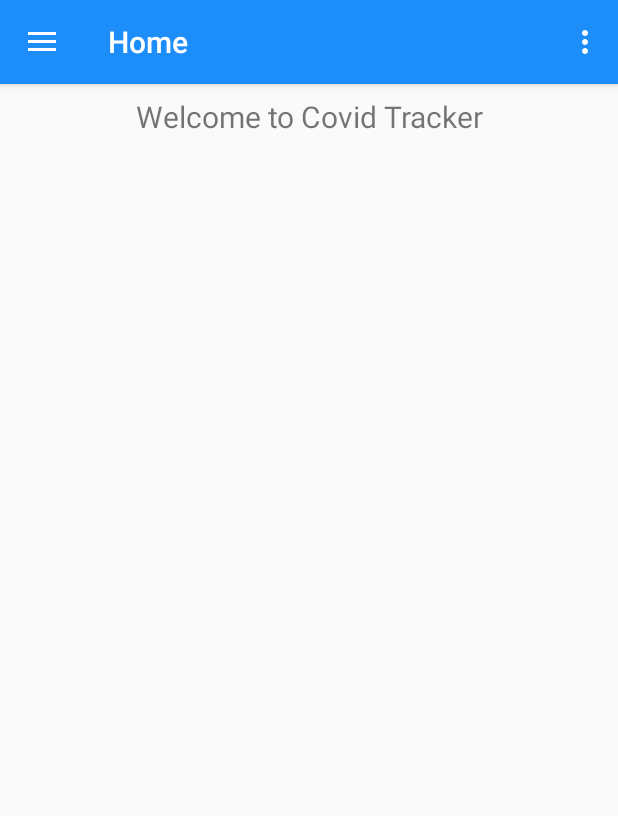
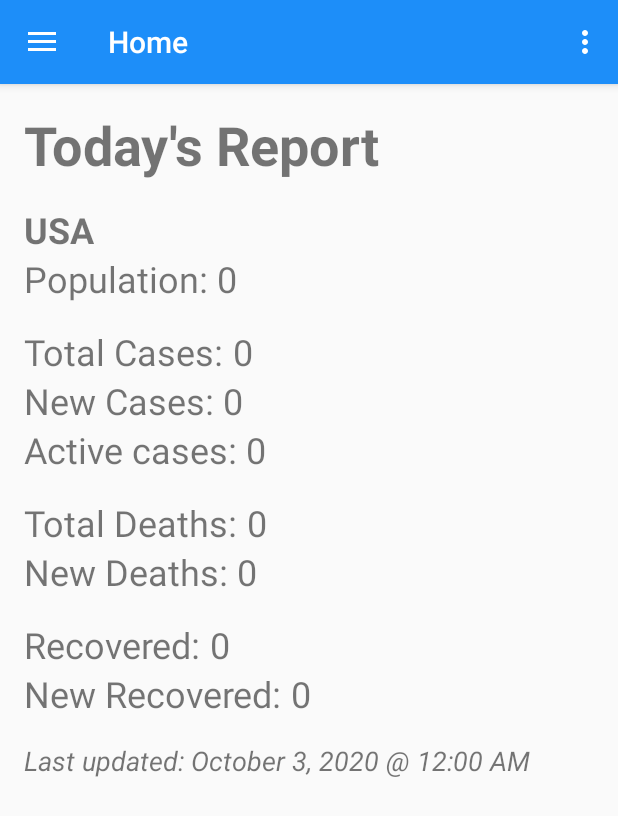
Before and after one commit to Logias/CovidTracker, an Android app: the screen it shows after launch (MainActivity), on a phone screen of 412 x 824 dp. Shown: the top 816 px of the screen. Run offline under Robolectric (Android 15) with nearby library versions, the phone set to English and light mode, and no system bars; our stand-ins replace Room's generated code, navigation-ui; network calls fail; 1 statement that could not run was skipped.

Commit message:
fetch and display simple covid data

```diff
--- a/Code/CovidTrackerApp/app/src/main/AndroidManifest.xml
+++ b/Code/CovidTrackerApp/app/src/main/AndroidManifest.xml
@@ -30,7 +30,8 @@
 
         <activity android:name=".MainActivity"
             android:label="@string/app_name"
-            android:theme="@style/AppTheme.NoActionBar">
+            android:theme="@style/AppTheme.NoActionBar"
+            android:screenOrientation = "portrait">
             <intent-filter>
                 <action android:name="android.intent.action.MAIN" />
 
--- a/Code/CovidTrackerApp/app/src/main/java/com/example/covidtracker/HomeFragment.kt
+++ /dev/null
@@ -1,25 +0,0 @@
-package com.example.covidtracker
-
-import android.os.Bundle
-import android.view.LayoutInflater
-import android.view.View
-import android.view.ViewGroup
-import android.widget.TextView
-import androidx.fragment.app.Fragment
-import androidx.lifecycle.Observer
-import androidx.lifecycle.ViewModelProvider
-class HomeFragment : Fragment() {
-    private var homeViewModel: HomeViewModel? = null
-    override fun onCreateView(
-        inflater: LayoutInflater,
-        container: ViewGroup?, savedInstanceState: Bundle?
-    ): View? {
-        homeViewModel = ViewModelProvider(this).get(HomeViewModel::class.java)
-        val root = inflater.inflate(R.layout.fragment_home, container, false)
-        val textView = root.findViewById<TextView>(R.id.text_home)
-        homeViewModel!!.text
-            .observe(viewLifecycleOwner,
-                Observer<String?> { s -> textView.text = s })
-        return root
-    }
-}
--- a/Code/CovidTrackerApp/app/src/main/java/com/example/covidtracker/HomeViewModel.kt
+++ /dev/null
@@ -1,15 +0,0 @@
-package com.example.covidtracker
-
-import androidx.lifecycle.LiveData
-import androidx.lifecycle.MutableLiveData
-import androidx.lifecycle.ViewModel
-
-class HomeViewModel : ViewModel() {
-    private val mText: MutableLiveData<String> = MutableLiveData()
-    val text: LiveData<String>
-        get() = mText
-
-    init {
-        mText.value = "Welcome to Covid Tracker"
-    }
-}
--- /dev/null
+++ b/Code/CovidTrackerApp/app/src/main/java/com/example/covidtracker/covid_data/CovidDataFragment.kt
@@ -0,0 +1,82 @@
+package com.example.covidtracker.covid_data
+
+import android.os.Bundle
+import android.util.Log
+import android.view.LayoutInflater
+import android.view.View
+import android.view.ViewGroup
+import androidx.fragment.app.Fragment
+import androidx.lifecycle.Observer
+import androidx.lifecycle.ViewModelProvider
+import com.example.covidtracker.R
+import com.example.covidtracker.covid_data.database.USADatabase
+import com.example.covidtracker.covid_data.repo.CovidDataRepository
+import com.example.covidtracker.databinding.FragmentCovidDataBinding
+import java.text.NumberFormat
+import java.text.SimpleDateFormat
+import java.util.*
+
+class CovidDataFragment : Fragment() {
+
+    private lateinit var binding: FragmentCovidDataBinding
+
+    private val usaDao by lazy {
+        USADatabase.getInstance(requireContext()).usaDao
+    }
+
+    private val repository: CovidDataRepository by lazy {
+        CovidDataRepository(usaDao)
+    }
+
+    private val covidDataViewModel by lazy {
+        val factory = CovidDataViewModelFactory(repository)
+        ViewModelProvider(this, factory).get(CovidDataViewModel::class.java)
+    }
+
+    override fun onCreateView(
+        inflater: LayoutInflater,
+        container: ViewGroup?,
+        savedInstanceState: Bundle?
+    ): View? {
+        return inflater.inflate(R.layout.fragment_covid_data, container, false)
+    }
+
+    override fun onViewCreated(view: View, savedInstanceState: Bundle?) {
+        super.onViewCreated(view, savedInstanceState)
+        binding = FragmentCovidDataBinding.bind(view)
+        observeUSAData()
+    }
+
+    private fun observeUSAData() {
+        covidDataViewModel.usaData?.observe(viewLifecycleOwner, Observer { usaData ->
+
+            usaData?.apply {
+                // using German Locale for dot separator
+                val nf = NumberFormat.getInstance(Locale.GERMAN)
+
+                binding.population.text =  nf.format(population)
+                binding.totalCases.text = nf.format(cases)
+                binding.activeCases.text = nf.format(active)
+                binding.newCases.text = nf.format(todayCases)
+                binding.newDeaths.text = nf.format(todayDeaths)
+                binding.totalDeaths.text = nf.format(deaths)
+                binding.newRecovered.text = nf.format(todayRecovered)
+                binding.totalRecovered.text = nf.format(recovered)
+                binding.lastUpdated.text = getDateTime(updated)
+
+            } ?: Log.d("DEBUG:CovidDataFragment", "usaData is Null")
+
+        })
+    }
+
+    private fun getDateTime(updated: Long): String {
+        val sdf = SimpleDateFormat("MMM dd, YYYY '@' hh:mm a", Locale.ROOT)
+        val dateTime = Date(updated)
+        return sdf.format(dateTime)
+    }
+
+
+
+
+
+}
--- /dev/null
+++ b/Code/CovidTrackerApp/app/src/main/java/com/example/covidtracker/covid_data/CovidDataViewModel.kt
@@ -0,0 +1,25 @@
+package com.example.covidtracker.covid_data
+
+import androidx.lifecycle.LiveData
+import androidx.lifecycle.MutableLiveData
+import androidx.lifecycle.ViewModel
+import androidx.lifecycle.viewModelScope
+import com.example.covidtracker.covid_data.model.USADataModel
+import com.example.covidtracker.covid_data.repo.CovidDataRepository
+import kotlinx.coroutines.launch
+
+class CovidDataViewModel(private val repository: CovidDataRepository) : ViewModel() {
+
+    var usaData : LiveData<USADataModel>? = null
+
+    init {
+        getUpdatedData()
+        usaData = repository.getUSAData()
+    }
+
+    fun getUpdatedData() {
+        viewModelScope.launch {
+            repository.fetchUSAData()
+        }
+    }
+}
--- /dev/null
+++ b/Code/CovidTrackerApp/app/src/main/java/com/example/covidtracker/covid_data/CovidDataViewModelFactory.kt
@@ -0,0 +1,17 @@
+package com.example.covidtracker.covid_data
+
+import androidx.lifecycle.ViewModel
+import androidx.lifecycle.ViewModelProvider
+import com.example.covidtracker.covid_data.repo.CovidDataRepository
+
+class CovidDataViewModelFactory(
+    private val repository: CovidDataRepository) : ViewModelProvider.Factory {
+
+    @Suppress("unchecked_cast")
+    override fun <T : ViewModel?> create(modelClass: Class<T>): T {
+        if (modelClass.isAssignableFrom(CovidDataViewModel::class.java)) {
+            return CovidDataViewModel(repository) as T
+        }
+        throw IllegalArgumentException("Unknown ViewModel class")
+    }
+}
--- /dev/null
+++ b/Code/CovidTrackerApp/app/src/main/java/com/example/covidtracker/covid_data/database/USADao.kt
@@ -0,0 +1,18 @@
+package com.example.covidtracker.covid_data.database
+
+import androidx.lifecycle.LiveData
+import androidx.room.Dao
+import androidx.room.Insert
+import androidx.room.OnConflictStrategy
+import androidx.room.Query
+import com.example.covidtracker.covid_data.model.USADataModel
+
+@Dao
+interface USADao {
+
+    @Query("SELECT * FROM usa_table")
+    fun getUSAdata(): LiveData<USADataModel>
+
+    @Insert(onConflict = OnConflictStrategy.IGNORE)
+    suspend fun insert(usaData: USADataModel)
+}
--- /dev/null
+++ b/Code/CovidTrackerApp/app/src/main/java/com/example/covidtracker/covid_data/database/USADatabase.kt
@@ -0,0 +1,39 @@
+package com.example.covidtracker.covid_data.database
+
+import android.content.Context
+import androidx.room.Database
+import androidx.room.Room
+import androidx.room.RoomDatabase
+import com.example.covidtracker.covid_data.model.USADataModel
+import com.example.covidtracker.covid_data.model.USADataResponse
+
+@Database(entities = [USADataModel::class], version = 1, exportSchema = false)
+abstract class USADatabase : RoomDatabase() {
+
+    abstract val usaDao: USADao
+
+    companion object {
+        @Volatile
+        private var INSTANCE: USADatabase? = null
+
+        /**
+         * Get existing database, otherwise create new database
+         */
+        fun getInstance(context: Context): USADatabase {
+            synchronized(this) {
+                var instance = INSTANCE
+
+                if (instance == null) {
+                    instance = Room.databaseBuilder(
+                        context.applicationContext,
+                        USADatabase::class.java,
+                        "usa_database"
+                    ).fallbackToDestructiveMigration().build()
+
+                    INSTANCE = instance
+                }
+                return instance
+            }
+        }
+    }
+}
--- /dev/null
+++ b/Code/CovidTrackerApp/app/src/main/java/com/example/covidtracker/covid_data/model/USAData.kt
@@ -0,0 +1,52 @@
+package com.example.covidtracker.covid_data.model
+
+
+import com.squareup.moshi.Json
+
+import android.os.Parcelable
+import androidx.room.ColumnInfo
+import androidx.room.Entity
+import androidx.room.PrimaryKey
+import kotlinx.android.parcel.Parcelize
+
+data class USADataResponse(
+    @field:Json(name = "active") val active: Int,
+    @field:Json(name = "cases") val cases: Int,
+    @field:Json(name = "country") val country: String,
+    @field:Json(name = "countryInfo") val countryInfo: CountryInfo,
+    @field:Json(name = "critical") val critical: Int,
+    @field:Json(name = "deaths") val deaths: Int,
+    @field:Json(name = "population") val population: Int,
+    @field:Json(name = "recovered") val recovered: Int,
+    @field:Json(name = "todayCases") val todayCases: Int,
+    @field:Json(name = "todayDeaths") val todayDeaths: Int,
+    @field:Json(name = "todayRecovered") val todayRecovered: Int,
+    @field:Json(name = "updated") val updated: Long
+)
+
+data class CountryInfo(
+    @field:Json(name = "flag") val flag: String
+)
+
+@Parcelize
+@Entity(tableName = "usa_table")
+data class USADataModel(
+    @PrimaryKey(autoGenerate = true) val id: Int,
+    @ColumnInfo val active: Int,
+    @ColumnInfo val cases: Int,
+    @ColumnInfo val country: String,
+    @ColumnInfo val flagUrl: String,
+    @ColumnInfo val critical: Int,
+    @ColumnInfo val deaths: Int,
+    @ColumnInfo val population: Int,
+    @ColumnInfo val recovered: Int,
+    @ColumnInfo val todayCases: Int,
+    @ColumnInfo val todayDeaths: Int,
+    @ColumnInfo val todayRecovered: Int,
+    @ColumnInfo val updated: Long
+) : Parcelable
+
+fun USADataResponse.asUSADataModel(): USADataModel {
+    return USADataModel(0, active, cases, country, countryInfo.flag, critical, deaths, population,
+        recovered, todayCases, todayDeaths, todayRecovered, updated )
+}
--- /dev/null
+++ b/Code/CovidTrackerApp/app/src/main/java/com/example/covidtracker/covid_data/network/CovidApi.kt
@@ -0,0 +1,18 @@
+package com.example.covidtracker.covid_data.network
+
+import okhttp3.OkHttpClient
+import retrofit2.Retrofit
+import retrofit2.converter.moshi.MoshiConverterFactory
+
+const val BASE_URL = "https://disease.sh/v3/covid-19/"
+
+object Service {
+    private val retrofit = Retrofit.Builder()
+        .baseUrl(BASE_URL)
+        .client(OkHttpClient.Builder().build())
+        .addConverterFactory(MoshiConverterFactory.create().asLenient())
+        .build()
+
+    val covidApi: CovidDataService = retrofit.create(
+        CovidDataService::class.java)
+}
--- /dev/null
+++ b/Code/CovidTrackerApp/app/src/main/java/com/example/covidtracker/covid_data/network/CovidDataService.kt
@@ -0,0 +1,9 @@
+package com.example.covidtracker.covid_data.network
+
+import com.example.covidtracker.covid_data.model.USADataResponse
+import retrofit2.http.GET
+
+interface CovidDataService {
+    @GET("countries/usa")
+    suspend fun getUSAData() : USADataResponse
+}
--- /dev/null
+++ b/Code/CovidTrackerApp/app/src/main/java/com/example/covidtracker/covid_data/repo/CovidDataRepository.kt
@@ -0,0 +1,27 @@
+package com.example.covidtracker.covid_data.repo
+
+import android.util.Log
+import androidx.lifecycle.LiveData
+import com.example.covidtracker.covid_data.database.USADao
+import com.example.covidtracker.covid_data.model.USADataModel
+import com.example.covidtracker.covid_data.model.asUSADataModel
+import com.example.covidtracker.covid_data.network.Service
+
+class CovidDataRepository(private val usaDao: USADao) {
+
+    suspend fun fetchUSAData() {
+
+        try {
+            val usaResponse = Service.covidApi.getUSAData()
+            val usaData = usaResponse.asUSADataModel()
+            usaDao.insert(usaData)
+        } catch (error: Exception) {
+            Log.e("DEBUG:CovidDataRepository", error.message.toString())
+        }
+    }
+
+    fun getUSAData(): LiveData<USADataModel> {
+        return usaDao.getUSAdata()
+    }
+
+}
--- /dev/null
+++ b/Code/CovidTrackerApp/app/src/main/res/layout/fragment_covid_data.xml
@@ -0,0 +1,207 @@
+<?xml version="1.0" encoding="utf-8"?>
+<androidx.constraintlayout.widget.ConstraintLayout xmlns:android="http://schemas.android.com/apk/res/android"
+    xmlns:app="http://schemas.android.com/apk/res-auto"
+    android:layout_width="match_parent"
+    android:layout_height="match_parent"
+    android:padding="16dp">
+
+    <TextView
+        android:id="@+id/today_report_label"
+        android:layout_width="wrap_content"
+        android:layout_height="wrap_content"
+        android:text="Today's Report"
+        android:textSize="36sp"
+        android:textStyle="bold"
+        app:layout_constraintStart_toStartOf="parent"
+        app:layout_constraintTop_toTopOf="parent"/>
+
+    <TextView
+        android:id="@+id/country_label"
+        android:layout_width="wrap_content"
+        android:layout_height="wrap_content"
+        android:text="USA"
+        android:textSize="24sp"
+        android:textStyle="bold"
+        android:layout_marginTop="16dp"
+        app:layout_constraintStart_toStartOf="parent"
+        app:layout_constraintTop_toBottomOf="@id/today_report_label"/>
+
+    <TextView
+        android:id="@+id/population_label"
+        android:layout_width="wrap_content"
+        android:layout_height="wrap_content"
+        android:text="Population: "
+        android:textSize="24sp"
+        app:layout_constraintStart_toStartOf="parent"
+        app:layout_constraintTop_toBottomOf="@id/country_label"/>
+
+    <TextView
+        android:id="@+id/population"
+        android:layout_width="wrap_content"
+        android:layout_height="wrap_content"
+        android:text="0"
+        android:textSize="24sp"
+        app:layout_constraintStart_toEndOf="@id/population_label"
+        app:layout_constraintTop_toTopOf="@id/population_label"/>
+
+    <TextView
+        android:id="@+id/total_cases_label"
+        android:layout_width="wrap_content"
+        android:layout_height="wrap_content"
+        android:text="Total Cases: "
+        android:textSize="24sp"
+        android:layout_marginTop="16dp"
+        app:layout_constraintStart_toStartOf="parent"
+        app:layout_constraintTop_toBottomOf="@id/population_label"/>
+
+    <TextView
+        android:id="@+id/total_cases"
+        android:layout_width="wrap_content"
+        android:layout_height="wrap_content"
+        android:text="0"
+        android:textSize="24sp"
+        app:layout_constraintStart_toEndOf="@id/total_cases_label"
+        app:layout_constraintTop_toTopOf="@id/total_cases_label"/>
+
+    <TextView
+        android:id="@+id/new_cases_label"
+        android:layout_width="wrap_content"
+        android:layout_height="wrap_content"
+        android:text="New Cases: "
+        android:textSize="24sp"
+        app:layout_constraintStart_toStartOf="parent"
+        app:layout_constraintTop_toBottomOf="@id/total_cases_label"/>
+
+    <TextView
+        android:id="@+id/new_cases"
+        android:layout_width="wrap_content"
+        android:layout_height="wrap_content"
+        android:text="0"
+        android:textSize="24sp"
+        app:layout_constraintStart_toEndOf="@id/new_cases_label"
+        app:layout_constraintTop_toTopOf="@id/new_cases_label"/>
+
+    <TextView
+        android:id="@+id/active_cases_label"
+        android:layout_width="wrap_content"
+        android:layout_height="wrap_content"
+        android:text="Active cases: "
+        android:textSize="24sp"
+        app:layout_constraintStart_toStartOf="parent"
+        app:layout_constraintTop_toBottomOf="@id/new_cases_label"/>
+
+    <TextView
+        android:id="@+id/active_cases"
+        android:layout_width="wrap_content"
+        android:layout_height="wrap_content"
+        android:text="0"
+        android:textSize="24sp"
+        app:layout_constraintStart_toEndOf="@id/active_cases_label"
+        app:layout_constraintTop_toTopOf="@id/active_cases_label"/>
+
+
+    <TextView
+        android:id="@+id/total_deaths_label"
+        android:layout_width="wrap_content"
+        android:layout_height="wrap_content"
+        android:text="Total Deaths: "
+        android:textSize="24sp"
+        android:layout_marginTop="16dp"
+        app:layout_constraintStart_toStartOf="parent"
+        app:layout_constraintTop_toBottomOf="@id/active_cases_label"/>
+
+    <TextView
+        android:id="@+id/total_deaths"
+        android:layout_width="wrap_content"
+        android:layout_height="wrap_content"
+        android:text="0"
+        android:textSize="24sp"
+        app:layout_constraintStart_toEndOf="@id/total_deaths_label"
+        app:layout_constraintTop_toTopOf="@id/total_deaths_label"/>
+
+    <TextView
+        android:id="@+id/new_deaths_label"
+        android:layout_width="wrap_content"
+        android:layout_height="wrap_content"
+        android:text="New Deaths: "
+        android:textSize="24sp"
+        app:layout_constraintStart_toStartOf="parent"
+        app:layout_constraintTop_toBottomOf="@id/total_deaths_label"/>
+
+    <TextView
+        android:id="@+id/new_deaths"
+        android:layout_width="wrap_content"
+        android:layout_height="wrap_content"
+        android:text="0"
+        android:textSize="24sp"
+        app:layout_constraintStart_toEndOf="@id/new_deaths_label"
+        app:layout_constraintTop_toTopOf="@id/new_deaths_label"/>
+
+    <TextView
+        android:id="@+id/total_recovered_label"
+        android:layout_width="wrap_content"
+        android:layout_height="wrap_content"
+        android:text="Recovered: "
+        android:textSize="24sp"
+        android:layout_marginTop="16dp"
+        app:layout_constraintStart_toStartOf="parent"
+        app:layout_constraintTop_toBottomOf="@id/new_deaths_label"/>
+
+    <TextView
+        android:id="@+id/total_recovered"
+        android:layout_width="wrap_content"
+        android:layout_height="wrap_content"
+        android:text="0"
+        android:textSize="24sp"
+        app:layout_constraintStart_toEndOf="@id/total_recovered_label"
+        app:layout_constraintTop_toTopOf="@id/total_recovered_label"/>
+
+    <TextView
+        android:id="@+id/new_recovered_label"
+        android:layout_width="wrap_content"
+        android:layout_height="wrap_content"
+        android:text="New Recovered: "
+        android:textSize="24sp"
+        app:layout_constraintStart_toStartOf="parent"
+        app:layout_constraintTop_toBottomOf="@id/total_recovered_label"/>
+
+    <TextView
+        android:id="@+id/new_recovered"
+        android:layout_width="wrap_content"
+        android:layout_height="wrap_content"
+        android:text="0"
+        android:textSize="24sp"
+        app:layout_constraintStart_toEndOf="@id/new_recovered_label"
+        app:layout_constraintTop_toTopOf="@id/new_recovered_label"/>
+
+    <TextView
+        android:id="@+id/last_updated_label"
+        android:layout_width="wrap_content"
+        android:layout_height="wrap_content"
+        android:text="Last updated: "
+        android:textSize="18sp"
+        android:textStyle="italic"
+        android:layout_marginTop="16dp"
+        app:layout_constraintStart_toStartOf="parent"
+        app:layout_constraintTop_toBottomOf="@id/new_recovered_label"/>
+
+    <TextView
+        android:id="@+id/last_updated"
+        android:layout_width="wrap_content"
+        android:layout_height="wrap_content"
+        android:text="October 3, 2020 @ 12:00 AM"
+        android:textSize="18sp"
+        android:textStyle="italic"
+        app:layout_constraintStart_toEndOf="@id/last_updated_label"
+        app:layout_constraintTop_toTopOf="@id/last_updated_label"/>
+
+<!--    <androidx.appcompat.widget.AppCompatImageView-->
+<!--        android:id="@+id/flag"-->
+<!--        android:layout_width="match_parent"-->
+<!--        android:layout_height="wrap_content"-->
+<!--        app:layout_constraintTop_toBottomOf="@id/last_updated_label"-->
+<!--        app:layout_constraintBottom_toBottomOf="parent"-->
+<!--        android:src=""/>-->
+
+
+</androidx.constraintlayout.widget.ConstraintLayout>
--- a/Code/CovidTrackerApp/app/src/main/res/layout/fragment_home.xml
+++ /dev/null
@@ -1,21 +0,0 @@
-<?xml version="1.0" encoding="utf-8"?>
-<androidx.constraintlayout.widget.ConstraintLayout xmlns:android="http://schemas.android.com/apk/res/android"
-    xmlns:app="http://schemas.android.com/apk/res-auto"
-    android:layout_width="match_parent"
-    android:layout_height="match_parent">
-
-    <TextView
-        android:id="@+id/text_home"
-        android:layout_width="match_parent"
-        android:layout_height="wrap_content"
-        android:layout_marginStart="8dp"
-        android:layout_marginTop="8dp"
-        android:layout_marginEnd="8dp"
-        android:textAlignment="center"
-        android:textSize="20sp"
-        android:text="temp"
-        app:layout_constraintEnd_toEndOf="parent"
-        app:layout_constraintStart_toStartOf="parent"
-        app:layout_constraintTop_toTopOf="parent"
-        android:gravity="center_horizontal" />
-</androidx.constraintlayout.widget.ConstraintLayout>
--- a/Code/CovidTrackerApp/app/src/main/res/navigation/mobile_navigation.xml
+++ b/Code/CovidTrackerApp/app/src/main/res/navigation/mobile_navigation.xml
@@ -7,9 +7,9 @@
 
     <fragment
         android:id="@+id/nav_home"
-        android:name="com.example.covidtracker.HomeFragment"
+        android:name="com.example.covidtracker.covid_data.CovidDataFragment"
         android:label="@string/menu_home"
-        tools:layout="@layout/fragment_home" />
+        tools:layout="@layout/fragment_covid_data" />
     <fragment
         android:id="@id/covid_diag_frag"
         android:name="com.example.covidtracker.CovidDiagFragment"
```
Also changed, not shown: Code/CovidTrackerApp/app/build.gradle (+8 -0 lines).
